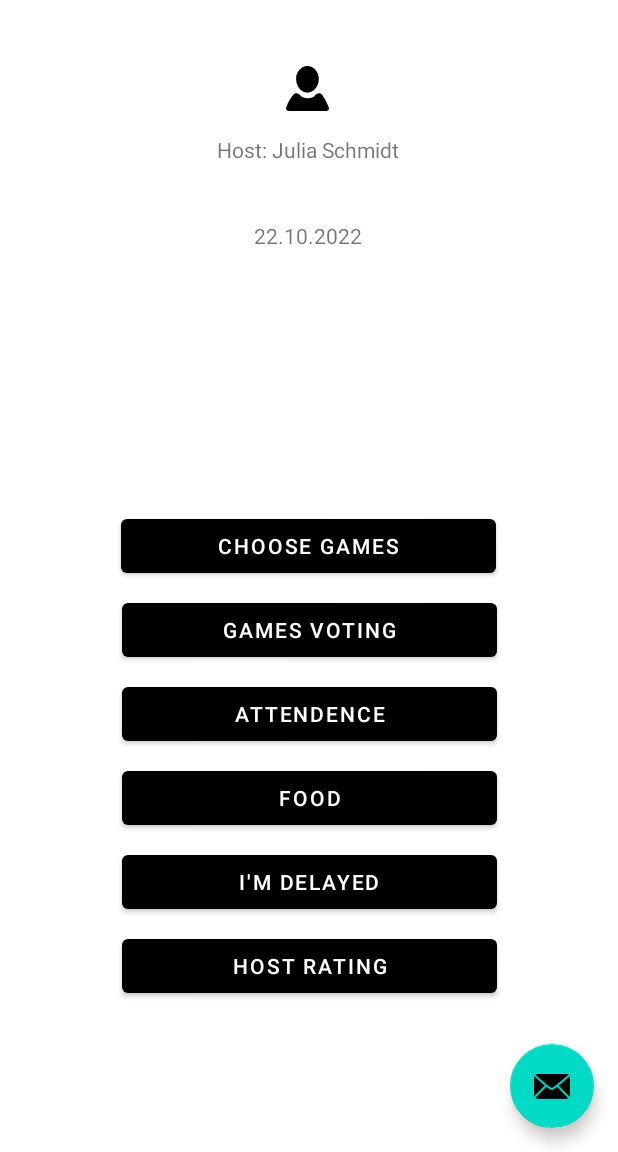
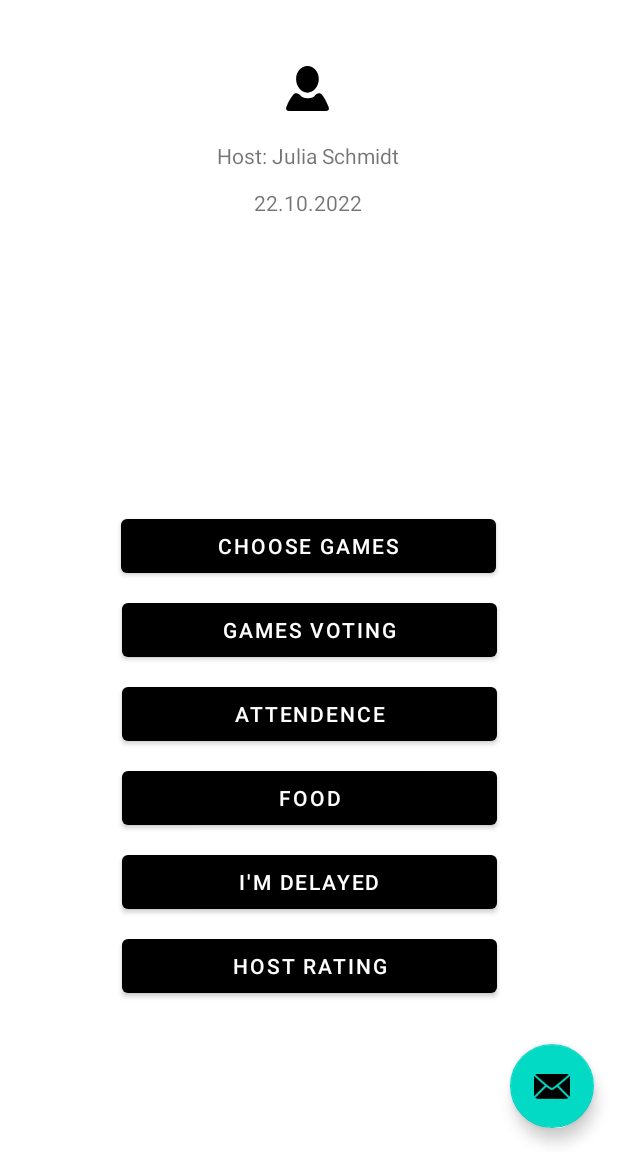
Before and after one commit to ElisaWissemann/BoardGameApp, an Android app: the screen it shows after launch (MainActivity), after a tap on "ENTER EVENT", on a phone screen of 412 x 824 dp, the part 84-1236 px from its top. Run offline under Robolectric (Android 15) with nearby library versions, the phone set to English and light mode, and no system bars; our stand-ins replace navigation-ui.

Commit message:
style fix and gitignor -> .idea

```diff
--- a/app/src/main/res/layout/fragment_event.xml
+++ b/app/src/main/res/layout/fragment_event.xml
@@ -17,16 +17,15 @@
             android:layout_marginTop="8dp"
             app:layout_constraintBottom_toTopOf="@+id/choose_games_button"
             app:layout_constraintEnd_toEndOf="@+id/host"
-            app:layout_constraintHorizontal_bias="0.498"
             app:layout_constraintStart_toStartOf="@+id/host"
             app:layout_constraintTop_toBottomOf="@+id/host"
-            app:layout_constraintVertical_bias="0.16000003" />
+            app:layout_constraintVertical_bias="0.035" />
 
         <TextView
             android:id="@+id/host"
             android:layout_width="wrap_content"
             android:layout_height="16dp"
-            android:layout_marginTop="16dp"
+            android:layout_marginTop="20dp"
             android:text="@string/event_screen_host"
             app:layout_constraintEnd_toEndOf="@+id/profile_button"
             app:layout_constraintHorizontal_bias="0.498"
```
Also changed, not shown: 2 other files.
